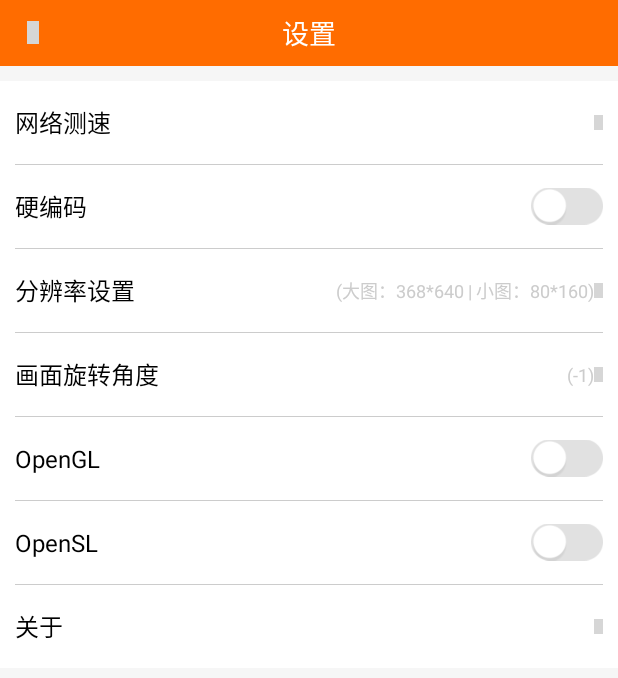
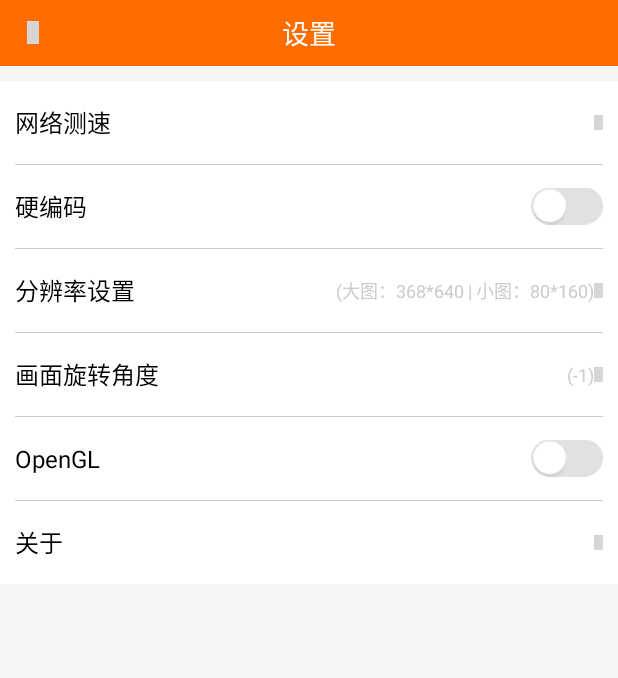
Before and after one commit to starrtc/starrtc-android-demo, an Android app: the SettingActivity screen opened directly, with no data from a screen before it, on a phone screen of 412 x 824 dp. Shown: the top 678 px of the screen. Run offline under Robolectric (Android 15) with nearby library versions, the phone set to English and light mode, and no system bars; 2 statements that could not run were skipped; grey boxes are pictures that could not be loaded.

Commit message:
update to 1.1.7

```diff
--- a/app/src/main/AndroidManifest.xml
+++ b/app/src/main/AndroidManifest.xml
@@ -4,13 +4,12 @@
 
     <uses-feature android:name="android.hardware.camera" />
     <uses-feature android:name="android.hardware.camera.autofocus" />
-
+    <uses-permission android:name="android.permission.CAMERA" />
+    <uses-permission android:name="android.permission.FLASHLIGHT" />
     <uses-permission android:name="android.permission.INTERNET" />
     <uses-permission android:name="android.permission.READ_PHONE_STATE" />
     <uses-permission android:name="android.permission.WRITE_EXTERNAL_STORAGE" />
     <uses-permission android:name="android.permission.READ_EXTERNAL_STORAGE" />
-    <uses-permission android:name="android.permission.CAMERA" />
-    <uses-permission android:name="android.permission.FLASHLIGHT" />
     <uses-permission android:name="android.permission.BLUETOOTH" />
     <uses-permission android:name="android.permission.RECORD_AUDIO" />
 
--- a/app/src/main/java/com/starrtc/demo/demo/SplashActivity.java
+++ b/app/src/main/java/com/starrtc/demo/demo/SplashActivity.java
@@ -60,6 +60,7 @@ public class SplashActivity extends Activity implements IEventListener {
             MLOC.init(getApplicationContext());
             addListener();
             //初始化
+//            XHClient.getInstance().setLogLevel(0,0);
             XHClient.getInstance().initSDK(this, new XHSDKConfig(MLOC.agentId),MLOC.userId);
             XHClient.getInstance().getChatManager().addListener(new XHChatManagerListener());
             XHClient.getInstance().getGroupManager().addListener(new XHGroupManagerListener());
--- a/app/src/main/java/com/starrtc/demo/demo/im/IMDemoActivity.java
+++ b/app/src/main/java/com/starrtc/demo/demo/im/IMDemoActivity.java
@@ -42,7 +42,7 @@ public class IMDemoActivity extends BaseActivity {
             @Override
             public void onClick(View v) {
 //                startActivity(new Intent(IMDemoActivity.this, MessageGroupListActivity.class));
-                MLOC.showMsg(IMDemoActivity.this,"Coming soon...");
+                MLOC.showMsg(IMDemoActivity.this,"群服务未启动");
             }
         });
     }
--- a/app/src/main/java/com/starrtc/demo/demo/setting/SettingActivity.java
+++ b/app/src/main/java/com/starrtc/demo/demo/setting/SettingActivity.java
@@ -37,7 +37,6 @@ public class SettingActivity extends BaseActivity implements View.OnClickListene
         findViewById(R.id.btn_video_rotation).setOnClickListener(this);
         findViewById(R.id.opengl_switch).setOnClickListener(this);
         findViewById(R.id.hard_encode_switch).setOnClickListener(this);
-        findViewById(R.id.opensl_switch).setOnClickListener(this);
         findViewById(R.id.btn_about).setOnClickListener(this);
     }
     @Override
@@ -45,7 +44,6 @@ public class SettingActivity extends BaseActivity implements View.OnClickListene
         super.onResume();
 
         findViewById(R.id.opengl_switch).setSelected(StarRtcCore.openGLESEnable);
-        findViewById(R.id.opensl_switch).setSelected(StarRtcCore.openSLESEnable);
         findViewById(R.id.hard_encode_switch).setSelected(StarRtcCore.hardEncode);
         ((TextView)findViewById(R.id.video_size_text)).setText("("+ StarRtcCore.videoConfig_videoSize +")");
         ((TextView)findViewById(R.id.video_rotation_text)).setText("("+ StarRtcCore.defaultVideoRotation +")");
@@ -114,10 +112,6 @@ public class SettingActivity extends BaseActivity implements View.OnClickListene
                     MLOC.showMsg(SettingActivity.this,"设置失败");
                 }
                 break;
-            case R.id.opensl_switch:
-                StarRtcCore.getInstance().setOpenSLESEnable(StarRtcCore.openSLESEnable ?false:true);
-                findViewById(R.id.opensl_switch).setSelected(StarRtcCore.openSLESEnable);
-                break;
             case R.id.btn_about:
                 startActivity(new Intent(this,AboutActivity.class));
                 break;
--- a/app/src/main/java/com/starrtc/demo/demo/voip/VoipActivity.java
+++ b/app/src/main/java/com/starrtc/demo/demo/voip/VoipActivity.java
@@ -306,7 +306,6 @@ public class VoipActivity extends BaseActivity implements View.OnClickListener {
         showTalkingView();
     }
 
-    @RequiresApi(api = Build.VERSION_CODES.LOLLIPOP)
     @Override
     public void onClick(View v) {
         switch (v.getId()){
@@ -341,6 +340,7 @@ public class VoipActivity extends BaseActivity implements View.OnClickListener {
                     MLOC.showMsg(this,"需要打开硬编模式");
                     return;
                 }
+                if (Build.VERSION.SDK_INT >= Build.VERSION_CODES.LOLLIPOP) {
                     if(mMediaProjectionManager==null){
                         mMediaProjectionManager = (MediaProjectionManager) getSystemService(MEDIA_PROJECTION_SERVICE);
                     }
@@ -353,6 +353,9 @@ public class VoipActivity extends BaseActivity implements View.OnClickListener {
                     } else {
                         Intent captureIntent = mMediaProjectionManager.createScreenCaptureIntent();
                         startActivityForResult(captureIntent, REQUEST_CODE);
+                    }
+                }else{
+                    MLOC.showMsg(this,"系统版本过低，无法使用录屏功能");
                 }
                 break;
         }
--- a/app/src/main/res/layout/activity_setting.xml
+++ b/app/src/main/res/layout/activity_setting.xml
@@ -192,40 +192,6 @@
                 android:background="#CCCCCC"/>
 
             <LinearLayout
-                android:id="@+id/btn_opensl"
-                android:layout_width="match_parent"
-                android:layout_height="55dp"
-                android:paddingLeft="10dp"
-                android:paddingRight="10dp"
-                android:gravity="center_vertical"
-                >
-                <TextView
-                    android:layout_width="wrap_content"
-                    android:layout_height="wrap_content"
-                    android:textSize="16sp"
-                    android:textColor="#000000"
-                    android:text="OpenSL"/>
-                <View
-                    android:layout_width="10dp"
-                    android:layout_height="wrap_content"
-                    android:layout_weight="1"/>
-                <ImageView
-                    android:id="@+id/opensl_switch"
-                    android:layout_width="48dp"
-                    android:layout_height="25dp"
-                    android:src="@drawable/btn_style_switch_orange"
-                    android:layout_alignParentRight="true"
-                    android:layout_centerVertical="true"/>
-            </LinearLayout>
-
-            <View
-                android:layout_width="match_parent"
-                android:layout_height="1px"
-                android:layout_marginRight="10dp"
-                android:layout_marginLeft="10dp"
-                android:background="#CCCCCC"/>
-
-            <LinearLayout
                 android:id="@+id/btn_about"
                 android:layout_width="match_parent"
                 android:layout_height="55dp"
```
Also changed, not shown: app/libs/star_rtc_sdk.jar, 1 other file. Lines whose indentation alone changed are shown as unchanged.
